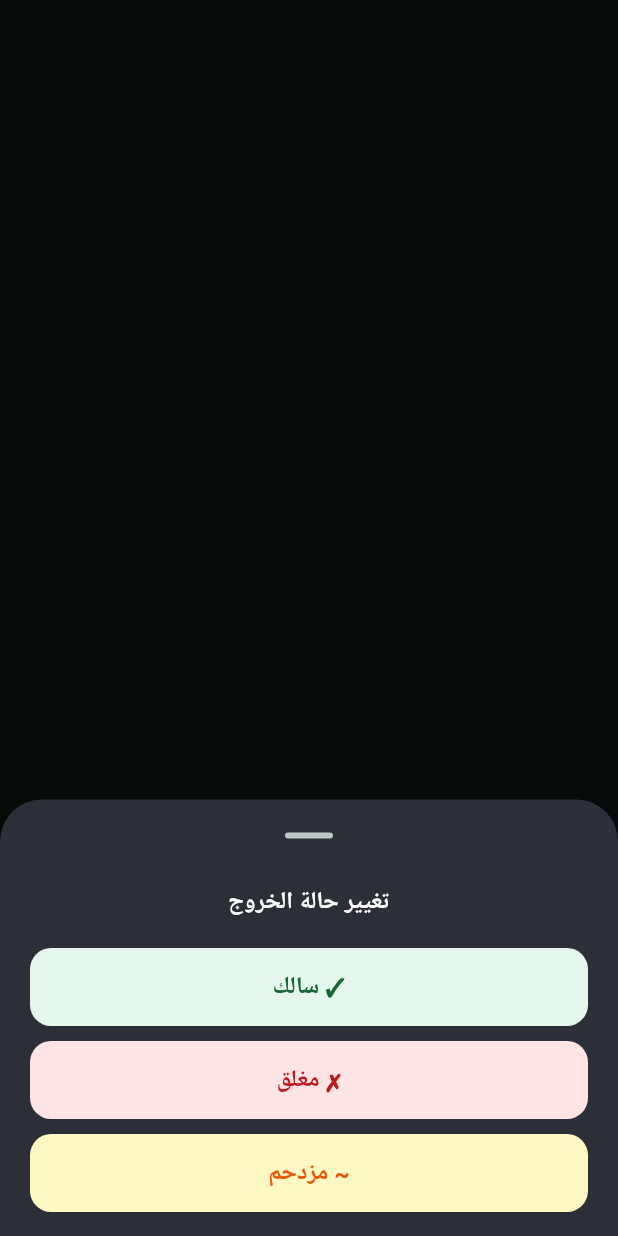
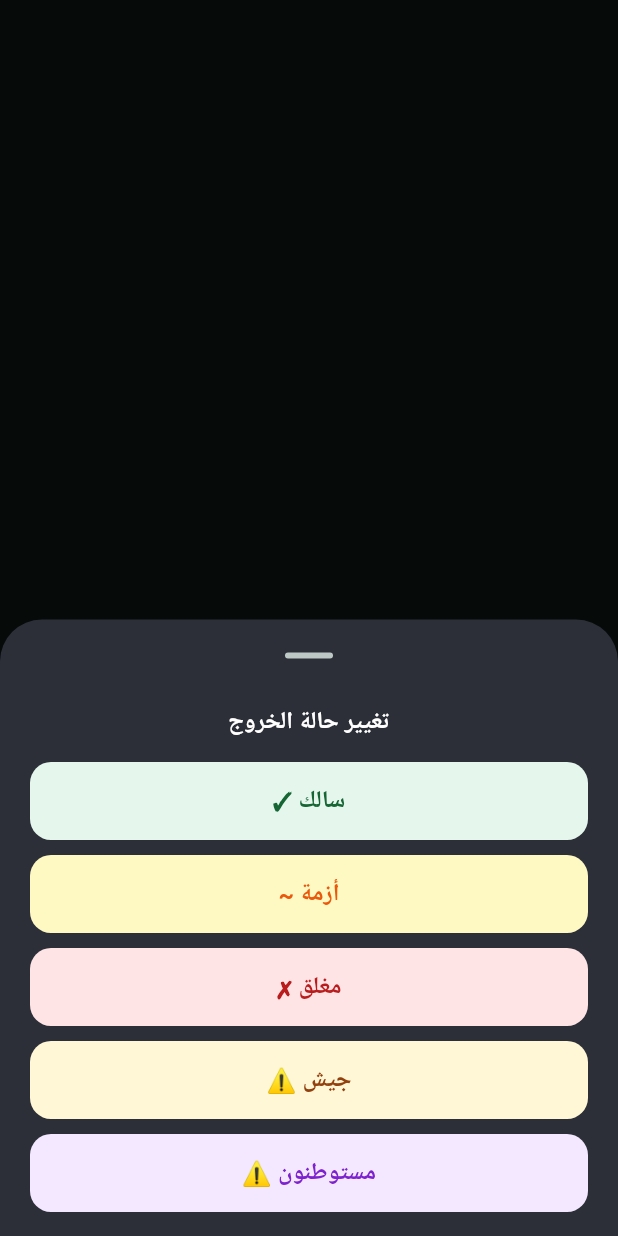
Before and after one commit to RawandM-odeh/pal48checkpoints, a Flutter app: what showCheckpointStatusSheet() shows on an empty page, opened directly with empty values, on a phone screen of 412 x 824 dp. Run offline on Flutter 3.47's test engine with Material 3 defaults, Android fonts, the phone set to English and light mode, and no system bars; our stand-ins replace cloud_firestore, cloud_functions, firebase_auth, firebase_core, firebase_messaging, flutter_local_notifications and 4 more; accounts and stored records are empty.

Commit message:
Add persistent checkpoint report tags support

```diff
--- a/lib/models/checkpoint.dart
+++ b/lib/models/checkpoint.dart
@@ -18,6 +18,7 @@ class Checkpoint {
     this.longitude,
     this.entranceUpdatedAt,
     this.exitUpdatedAt,
+    this.reportTags = const <String>[],
   });
 
   final String id;
@@ -30,6 +31,9 @@ class Checkpoint {
   final DateTime? entranceUpdatedAt;
   final DateTime? exitUpdatedAt;
 
+  /// User «تفاصيل إضافية» from Firestore (`reportTags` / optional `report_tags`).
+  final List<String> reportTags;
+
   factory Checkpoint.fromDocument(
     QueryDocumentSnapshot<Map<String, dynamic>> doc,
   ) {
@@ -38,8 +42,9 @@ class Checkpoint {
 
   factory Checkpoint.fromMap(String id, Map<String, dynamic> map) {
     final ({String entrance, String exit}) dirs = readDirections(map);
-    final ({DateTime? entrance, DateTime? exit}) times =
-        _parseDirectionTimes(map);
+    final ({DateTime? entrance, DateTime? exit}) times = _parseDirectionTimes(
+      map,
+    );
     final ({double? lat, double? lng}) coords = readCoordinates(map);
     return Checkpoint(
       id: id,
@@ -51,6 +56,7 @@ class Checkpoint {
       exitStatus: dirs.exit,
       entranceUpdatedAt: times.entrance,
       exitUpdatedAt: times.exit,
+      reportTags: readReportTags(map),
     );
   }
 
@@ -71,14 +77,17 @@ class Checkpoint {
       longitude!.isFinite;
 
   /// إحداثيات من حقول شائعة أو [GeoPoint] تحت `geo` / `coordinates`.
-  static ({double? lat, double? lng}) readCoordinates(Map<String, dynamic> map) {
+  static ({double? lat, double? lng}) readCoordinates(
+    Map<String, dynamic> map,
+  ) {
     final Object? g = map['geo'] ?? map['coordinates'];
     if (g is GeoPoint) {
       return (lat: g.latitude, lng: g.longitude);
     }
-    final double? lat = _readCoordinate(map['latitude']) ??
-        _readCoordinate(map['lat']);
-    final double? lng = _readCoordinate(map['longitude']) ??
+    final double? lat =
+        _readCoordinate(map['latitude']) ?? _readCoordinate(map['lat']);
+    final double? lng =
+        _readCoordinate(map['longitude']) ??
         _readCoordinate(map['lng']) ??
         _readCoordinate(map['lon']);
     return (lat: lat, lng: lng);
@@ -137,7 +146,26 @@ class Checkpoint {
       if (longitude != null) 'longitude': longitude,
       'entranceStatus': entranceStatus,
       'exitStatus': exitStatus,
+      if (reportTags.isNotEmpty) 'reportTags': List<String>.from(reportTags),
     };
+  }
+
+  /// Optional tags array; backwards-compatible when absent or malformed.
+  static List<String> readReportTags(Map<String, dynamic> map) {
+    final Object? raw = map['reportTags'] ?? map['report_tags'];
+    if (raw == null) {
+      return const <String>[];
+    }
+    if (raw is! Iterable<dynamic>) {
+      return const <String>[];
+    }
+    final List<String> buf = <String>[];
+    for (final Object? e in raw) {
+      if (e is String && e.trim().isNotEmpty) {
+        buf.add(e.trim());
+      }
+    }
+    return CheckpointReportTag.normalizeList(buf);
   }
 
   static ({DateTime? entrance, DateTime? exit}) _parseDirectionTimes(
@@ -184,8 +212,9 @@ class Checkpoint {
   static ({String entrance, String exit}) readDirections(
     Map<String, dynamic> d,
   ) {
-    final String legacyFallback =
-        CheckpointStatus.normalize(_rawStatus(d['status']));
+    final String legacyFallback = CheckpointStatus.normalize(
+      _rawStatus(d['status']),
+    );
     final String entrance = CheckpointStatus.normalize(
       _directionalOrFallback(
         _firstNonEmptyString(d, <String>['entranceStatus', 'entrance_status']),
@@ -229,15 +258,51 @@ class Checkpoint {
   }
 }
 
+/// Keys stored under `reportTags` on checkpoint documents.
+abstract final class CheckpointReportTag {
+  static const String inspection = 'inspection';
+  static const String trafficAccident = 'traffic_accident';
+  static const String trafficDensity = 'traffic_density';
+  static const String maintenance = 'maintenance';
+  static const String badWeather = 'bad_weather';
+
+  static const List<String> allowedKeys = <String>[
+    inspection,
+    trafficAccident,
+    trafficDensity,
+    maintenance,
+    badWeather,
+  ];
+
+  static final Set<String> _allowed = allowedKeys.toSet();
+
+  static List<String> normalizeList(Iterable<String> values) {
+    final Set<String> out = <String>{};
+    for (final String s in values) {
+      final String t = s.trim().toLowerCase();
+      if (_allowed.contains(t)) {
+        out.add(t);
+      }
+    }
+    final List<String> list = out.toList()..sort();
+    return List<String>.unmodifiable(list);
+  }
+}
+
 abstract final class CheckpointStatus {
   static const String open = 'open';
   static const String closed = 'closed';
   static const String crowded = 'crowded';
+  static const String armyPresent = 'army_present';
+  static const String settlersPresent = 'settlers_present';
 
+  /// Canonical order for forms, segmented controls, and sheets.
   static const List<String> all = <String>[
     open,
+    crowded,
     closed,
-    crowded,
+    armyPresent,
+    settlersPresent,
   ];
 
   static String normalize(String value) {
@@ -254,20 +319,28 @@ abstract final class CheckpointStatus {
       case CheckpointStatus.closed:
         return 'مغلق';
       case CheckpointStatus.crowded:
-        return 'مزدحم';
+        return 'أزمة';
+      case CheckpointStatus.armyPresent:
+        return 'جيش';
+      case CheckpointStatus.settlersPresent:
+        return 'مستوطنون';
       case CheckpointStatus.open:
       default:
         return 'مفتوح';
     }
   }
 
-  /// Badge copy for user cards: سالك ✓ / مغلق ✗ / مزدحم ~
+  /// Badge copy for user cards: سالك ✓ / مغلق ✗ / أزمة ~ / جيش / مستوطنون
   static String badgeLabelAr(String status) {
     switch (normalize(status)) {
       case CheckpointStatus.closed:
         return 'مغلق ✗';
       case CheckpointStatus.crowded:
-        return 'مزدحم ~';
+        return 'أزمة ~';
+      case CheckpointStatus.armyPresent:
+        return 'جيش ⚠';
+      case CheckpointStatus.settlersPresent:
+        return 'مستوطنون ⚠';
       case CheckpointStatus.open:
       default:
         return 'سالك ✓';
@@ -277,21 +350,16 @@ abstract final class CheckpointStatus {
   static ({Color bg, Color fg}) badgeColors(String status) {
     switch (normalize(status)) {
       case CheckpointStatus.closed:
-        return (
-          bg: const Color(0xFFFFE4E6),
-          fg: const Color(0xFFB91C1C),
-        );
+        return (bg: const Color(0xFFFFE4E6), fg: const Color(0xFFB91C1C));
       case CheckpointStatus.crowded:
-        return (
-          bg: const Color(0xFFFEF9C3),
-          fg: const Color(0xFFEA580C),
-        );
+        return (bg: const Color(0xFFFEF9C3), fg: const Color(0xFFEA580C));
+      case CheckpointStatus.armyPresent:
+        return (bg: const Color(0xFFFFF7D6), fg: const Color(0xFF92400E));
+      case CheckpointStatus.settlersPresent:
+        return (bg: const Color(0xFFF3E8FF), fg: const Color(0xFF7E22CE));
       case CheckpointStatus.open:
       default:
-        return (
-          bg: const Color(0xFFE5F7ED),
-          fg: const Color(0xFF166534),
-        );
+        return (bg: const Color(0xFFE5F7ED), fg: const Color(0xFF166534));
     }
   }
 
@@ -301,6 +369,10 @@ abstract final class CheckpointStatus {
         return Theme.of(context).colorScheme.error;
       case CheckpointStatus.crowded:
         return const Color(0xFFEA580C);
+      case CheckpointStatus.armyPresent:
+        return const Color(0xFFD97706);
+      case CheckpointStatus.settlersPresent:
+        return const Color(0xFF9333EA);
       case CheckpointStatus.open:
       default:
         return Colors.green.shade700;
--- a/lib/screens/user/checkpoint_map_screen.dart
+++ b/lib/screens/user/checkpoint_map_screen.dart
@@ -620,7 +620,8 @@ class _SplitLegendPreview extends StatelessWidget {
         ),
         const SizedBox(height: 4),
         Text(
-          'مثال: لون كل نصف = حالة ذلك الاتجاه',
+          'كل نصف بلون حالة ذلك الاتجاه (سالك، أزمة، مغلق، جيش، مستوطنون)',
+          textAlign: TextAlign.right,
           style: Theme.of(context).textTheme.labelSmall?.copyWith(
                 color: Colors.white38,
                 fontSize: 10,
--- a/lib/screens/widgets/checkpoint_card.dart
+++ b/lib/screens/widgets/checkpoint_card.dart
@@ -208,7 +208,7 @@ class _StatusBadge extends StatelessWidget {
   }
 }
 
-/// Bottom sheet with three big buttons (open / closed / crowded).
+/// Bottom sheet: all [CheckpointStatus] values.
 /// Calls [CheckpointProvider.updateStatus] on tap and pops.
 Future<void> showCheckpointStatusSheet({
   required BuildContext context,
@@ -247,29 +247,37 @@ Future<void> showCheckpointStatusSheet({
                         color: Colors.white,
                       ),
                 ),
-                const SizedBox(height: 18),
-                _SheetButton(
-                  label: '✓ سالك',
-                  status: CheckpointStatus.open,
-                  onTap: () =>
-                      _applyStatus(bc, context, provider, checkpoint, direction,
-                          CheckpointStatus.open),
-                ),
-                const SizedBox(height: 10),
-                _SheetButton(
-                  label: '✗ مغلق',
-                  status: CheckpointStatus.closed,
-                  onTap: () =>
-                      _applyStatus(bc, context, provider, checkpoint, direction,
-                          CheckpointStatus.closed),
-                ),
-                const SizedBox(height: 10),
-                _SheetButton(
-                  label: '~ مزدحم',
-                  status: CheckpointStatus.crowded,
-                  onTap: () =>
-                      _applyStatus(bc, context, provider, checkpoint, direction,
-                          CheckpointStatus.crowded),
+                const SizedBox(height: 14),
+                ConstrainedBox(
+                  constraints: BoxConstraints(
+                    maxHeight: MediaQuery.sizeOf(bc).height * 0.55,
+                  ),
+                  child: SingleChildScrollView(
+                    child: Column(
+                      crossAxisAlignment: CrossAxisAlignment.stretch,
+                      mainAxisSize: MainAxisSize.min,
+                      children: <Widget>[
+                        for (int i = 0;
+                            i < CheckpointStatus.all.length;
+                            i++) ...<Widget>[
+                          if (i > 0) const SizedBox(height: 10),
+                          _SheetButton(
+                            label:
+                                CheckpointStatus.badgeLabelAr(CheckpointStatus.all[i]),
+                            status: CheckpointStatus.all[i],
+                            onTap: () => _applyStatus(
+                              bc,
+                              context,
+                              provider,
+                              checkpoint,
+                              direction,
+                              CheckpointStatus.all[i],
+                            ),
+                          ),
+                        ],
+                      ],
+                    ),
+                  ),
                 ),
               ],
             ),
--- a/lib/screens/widgets/split_checkpoint_pin.dart
+++ b/lib/screens/widgets/split_checkpoint_pin.dart
@@ -24,6 +24,10 @@ class SplitCheckpointPin extends StatelessWidget {
         return const Color(0xFFC62828);
       case CheckpointStatus.crowded:
         return const Color(0xFFF9A825);
+      case CheckpointStatus.armyPresent:
+        return const Color(0xFFF59E0B);
+      case CheckpointStatus.settlersPresent:
+        return const Color(0xFF9333EA);
       case CheckpointStatus.open:
       default:
         return const Color(0xFF2E7D32);
```
Also changed, not shown: lib/providers/checkpoint_provider.dart (+4 -3 lines), lib/repositories/checkpoint_repository.dart (+18 -10 lines), lib/screens/user/checkpoint_detail_screen.dart (+161 -100 lines), lib/screens/widgets/direction_status_segments.dart (+10 -6 lines), lib/screens/widgets/reference_checkpoint_tile.dart (+25 -2 lines), 2 other files.
